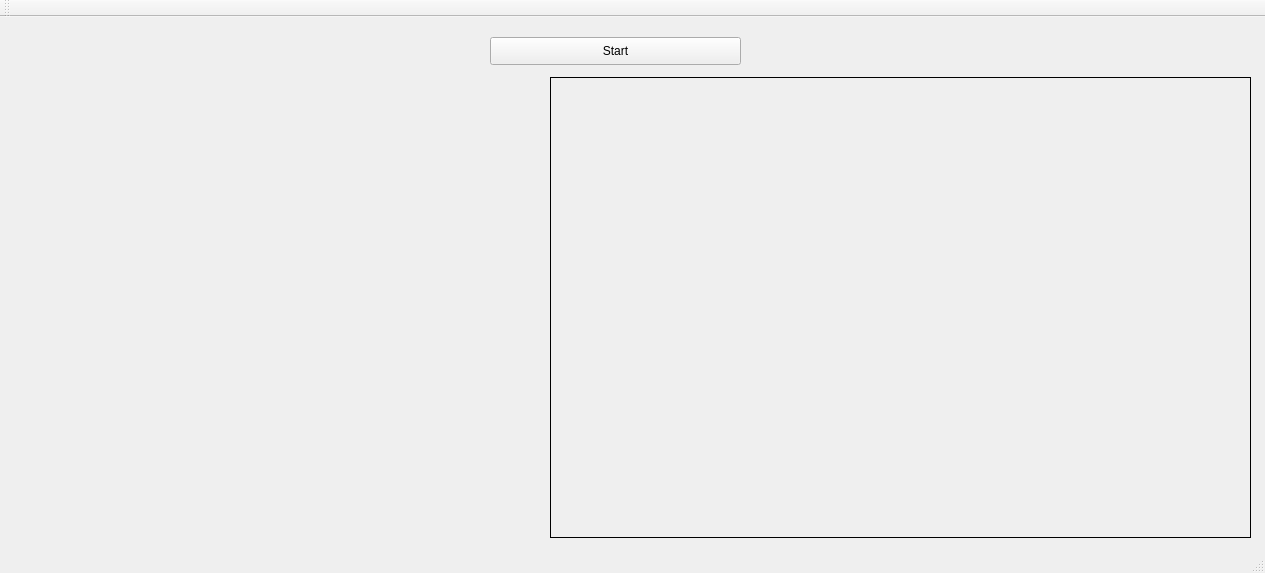
Above: testQT/testqt.ui from Rymou/Vision-Projet before the change. Below: the same form after it.
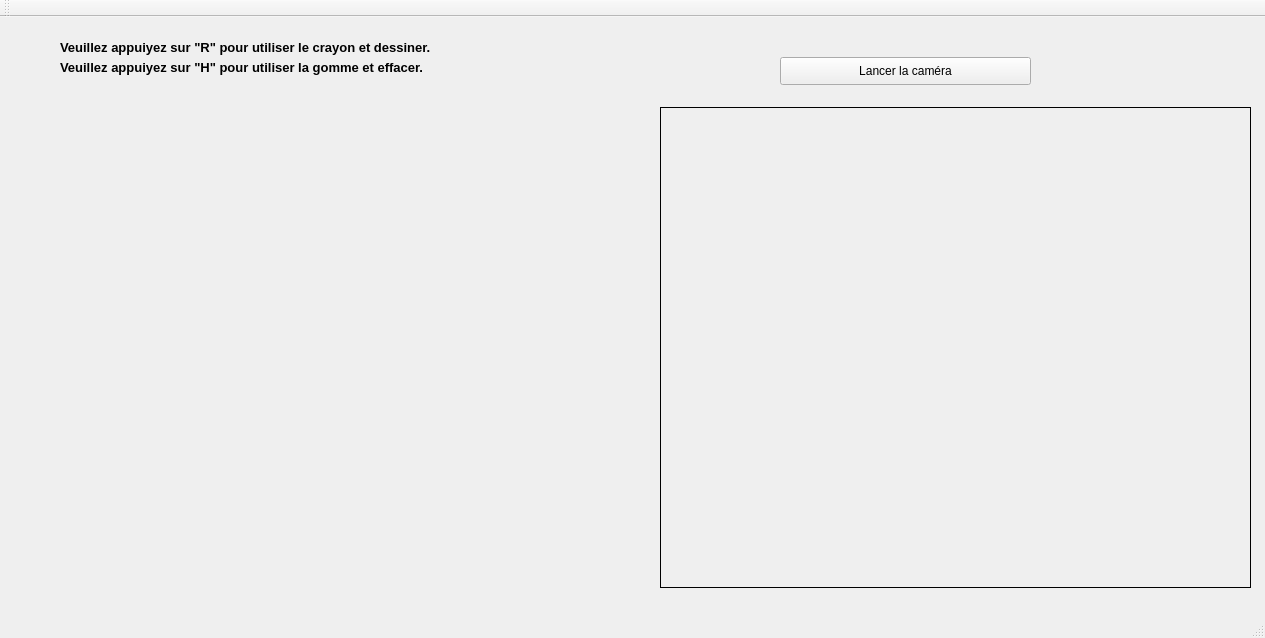
That is the form after the change.

Patch:
```diff
--- a/testQT/testqt.ui
+++ b/testQT/testqt.ui
@@ -7,7 +7,7 @@
     <x>0</x>
     <y>0</y>
     <width>1265</width>
-    <height>573</height>
+    <height>638</height>
    </rect>
   </property>
   <property name="windowTitle">
@@ -17,23 +17,23 @@
    <widget class="QPushButton" name="b1">
     <property name="geometry">
      <rect>
-      <x>490</x>
-      <y>20</y>
+      <x>780</x>
+      <y>40</y>
       <width>251</width>
       <height>28</height>
      </rect>
     </property>
     <property name="text">
-     <string>Start</string>
+     <string>Lancer la caméra</string>
     </property>
    </widget>
    <widget class="QLabel" name="camera">
     <property name="geometry">
      <rect>
-      <x>550</x>
-      <y>60</y>
-      <width>701</width>
-      <height>461</height>
+      <x>660</x>
+      <y>90</y>
+      <width>591</width>
+      <height>481</height>
      </rect>
     </property>
     <property name="font">
@@ -55,9 +55,9 @@
    <widget class="QLabel" name="label_res">
     <property name="geometry">
      <rect>
-      <x>6</x>
-      <y>62</y>
-      <width>521</width>
+      <x>10</x>
+      <y>80</y>
+      <width>541</width>
       <height>471</height>
      </rect>
     </property>
@@ -65,6 +65,46 @@
      <string/>
     </property>
    </widget>
+   <widget class="QLabel" name="label">
+    <property name="geometry">
+     <rect>
+      <x>60</x>
+      <y>20</y>
+      <width>441</width>
+      <height>20</height>
+     </rect>
+    </property>
+    <property name="font">
+     <font>
+      <pointsize>10</pointsize>
+      <weight>75</weight>
+      <bold>true</bold>
+     </font>
+    </property>
+    <property name="text">
+     <string>Veuillez appuiyez sur &quot;R&quot; pour utiliser le crayon et dessiner.</string>
+    </property>
+   </widget>
+   <widget class="QLabel" name="label_2">
+    <property name="geometry">
+     <rect>
+      <x>60</x>
+      <y>40</y>
+      <width>441</width>
+      <height>20</height>
+     </rect>
+    </property>
+    <property name="font">
+     <font>
+      <pointsize>10</pointsize>
+      <weight>75</weight>
+      <bold>true</bold>
+     </font>
+    </property>
+    <property name="text">
+     <string>Veuillez appuiyez sur &quot;H&quot; pour utiliser la gomme et effacer.</string>
+    </property>
+   </widget>
   </widget>
   <widget class="QToolBar" name="mainToolBar">
    <attribute name="toolBarArea">
```
